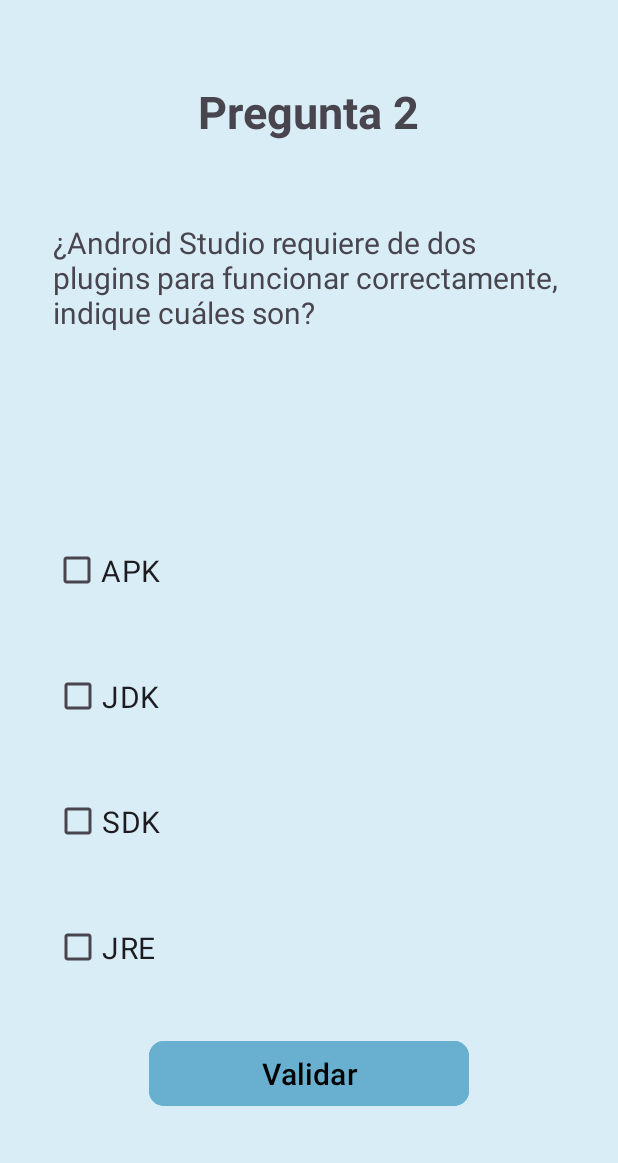
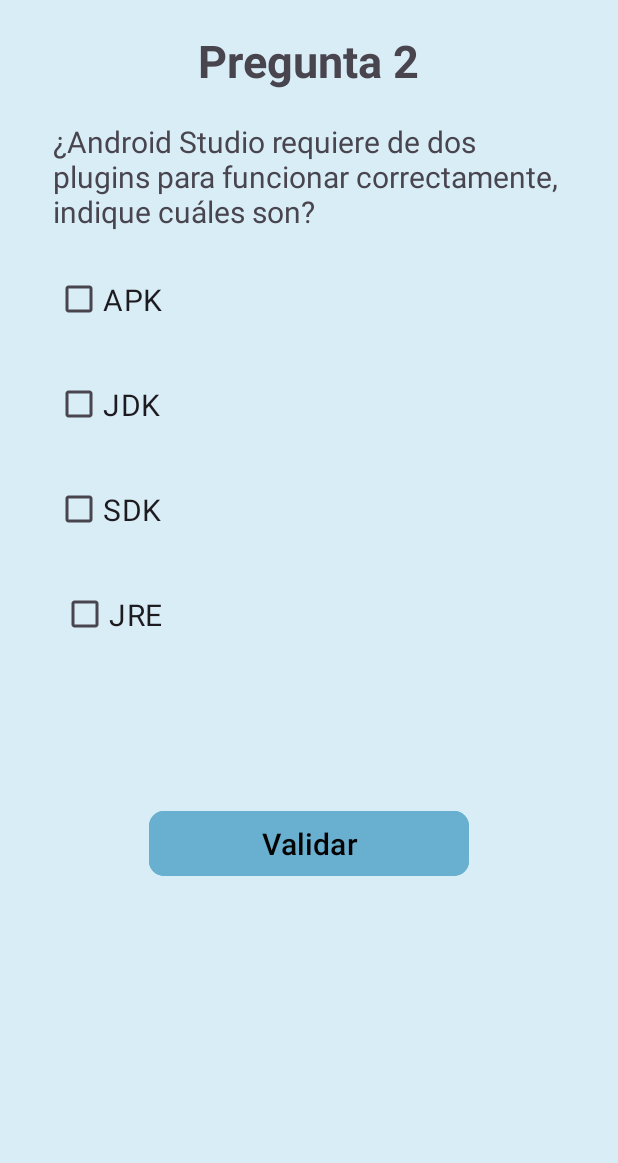
Before and after one commit to luispipe/QuizzAPP, an Android app: the QuestionTwoMultipleActivity screen opened directly, with no data from a screen before it, on a phone screen of 412 x 824 dp, the part 73-1236 px from its top. Run offline under Robolectric (Android 15) with nearby library versions, the phone set to English and light mode, and no system bars.

```diff
--- a/app/src/main/java/com/example/quizzapp/QuestionOneMultipleActivity.java
+++ b/app/src/main/java/com/example/quizzapp/QuestionOneMultipleActivity.java
@@ -3,6 +3,7 @@ package com.example.quizzapp;
 import androidx.appcompat.app.AppCompatActivity;
 
 import android.content.Intent;
+import android.graphics.Color;
 import android.os.Bundle;
 import android.view.View;
 import android.widget.Button;
@@ -42,6 +43,9 @@ public class QuestionOneMultipleActivity extends AppCompatActivity {
                     Toast.makeText(getApplicationContext(),
                             "La respuesta es correcta",Toast.LENGTH_LONG).show();
                 }else{
+                    option2.setBackgroundColor(Color.GREEN);
+                    option4.setBackgroundColor(Color.GREEN);
+
                     Toast.makeText(getApplicationContext(),
                             "La respuesta es incorrecta",Toast.LENGTH_LONG).show();
                 }
--- a/app/src/main/java/com/example/quizzapp/QuestionThreeMultipleActivity.java
+++ b/app/src/main/java/com/example/quizzapp/QuestionThreeMultipleActivity.java
@@ -2,6 +2,7 @@ package com.example.quizzapp;
 
 import androidx.appcompat.app.AppCompatActivity;
 
+import android.graphics.Color;
 import android.os.Bundle;
 import android.view.View;
 import android.widget.Button;
@@ -38,6 +39,9 @@ public class QuestionThreeMultipleActivity extends AppCompatActivity {
                 option3.isChecked() && option4.isChecked()){
                     Toast.makeText(getApplicationContext(),"Respuesta Correcta",Toast.LENGTH_LONG).show();
                 }else{
+                    option1.setBackgroundColor(Color.GREEN);
+                    option3.setBackgroundColor(Color.GREEN);
+                    option4.setBackgroundColor(Color.GREEN);
                     Toast.makeText(getApplicationContext(),"Respuesta Incorrecta",Toast.LENGTH_LONG).show();
                 }
             }
--- a/app/src/main/java/com/example/quizzapp/QuestionTwoMultipleActivity.java
+++ b/app/src/main/java/com/example/quizzapp/QuestionTwoMultipleActivity.java
@@ -3,6 +3,7 @@ package com.example.quizzapp;
 import androidx.appcompat.app.AppCompatActivity;
 
 import android.content.Intent;
+import android.graphics.Color;
 import android.os.Bundle;
 import android.view.View;
 import android.widget.Button;
@@ -32,6 +33,9 @@ public class QuestionTwoMultipleActivity extends AppCompatActivity {
                 && !option1.isChecked() && !option4.isChecked()){
                     Toast.makeText(getApplicationContext(),"Respuesta Correcta",Toast.LENGTH_LONG).show();
                 }else {
+                    option2.setBackgroundColor(Color.GREEN);
+                    option3.setBackgroundColor(Color.GREEN);
+
                     Toast.makeText(getApplicationContext(),"Respuesta Incorrecta",Toast.LENGTH_LONG).show();
                 }
 
--- a/app/src/main/res/layout/activity_main.xml
+++ b/app/src/main/res/layout/activity_main.xml
@@ -26,7 +26,7 @@
             android:layout_width="wrap_content"
             android:layout_height="wrap_content"
             android:layout_gravity="center"
-            android:layout_marginTop="150dp"
+            android:layout_marginTop="180dp"
             android:text="Opción Única"
             android:textColor="#1B1C22"
             android:textSize="24sp"
@@ -38,7 +38,7 @@
             android:layout_width="wrap_content"
             android:layout_height="wrap_content"
             android:layout_gravity="center|center_vertical"
-            android:layout_marginTop="80dp"
+            android:layout_marginTop="100dp"
             android:text="Opción Múltiple"
             android:textColor="#1B1C22"
             android:textSize="24sp"
--- a/app/src/main/res/layout/activity_question_one_multiple.xml
+++ b/app/src/main/res/layout/activity_question_one_multiple.xml
@@ -45,7 +45,7 @@
     <TextView
         android:id="@+id/textView3"
         android:layout_width="340dp"
-        android:layout_height="145dp"
+        android:layout_height="wrap_content"
         android:text="¿Cuales son los dos lenguajes de programación que Android Studio permiten para  el desarrollo de aplicaciones moviles para Sistema Operativo Android?"
         android:textSize="20sp"
         app:layout_constraintBottom_toTopOf="@+id/checkBox"
--- a/app/src/main/res/layout/activity_question_two_multiple.xml
+++ b/app/src/main/res/layout/activity_question_two_multiple.xml
@@ -35,37 +35,32 @@
         android:textAlignment="center"
         android:textSize="30sp"
         android:textStyle="bold"
-        app:layout_constraintBottom_toTopOf="@+id/textViewQuestionTwo"
         app:layout_constraintEnd_toEndOf="parent"
         app:layout_constraintHorizontal_bias="0.496"
         app:layout_constraintStart_toStartOf="parent"
-        app:layout_constraintTop_toBottomOf="@+id/textView"
-        app:layout_constraintVertical_bias="0.063" />
+        app:layout_constraintTop_toBottomOf="@+id/textView" />
 
     <TextView
         android:id="@+id/textViewQuestionTwo"
         android:layout_width="340dp"
-        android:layout_height="145dp"
+        android:layout_height="wrap_content"
         android:layout_marginTop="20dp"
         android:text="¿Android Studio requiere de dos plugins para funcionar correctamente, indique cuáles son?"
         android:textSize="20sp"
-        app:layout_constraintBottom_toTopOf="@+id/checkBoxQ2Op1"
         app:layout_constraintEnd_toEndOf="parent"
         app:layout_constraintHorizontal_bias="0.492"
         app:layout_constraintStart_toStartOf="parent"
-        app:layout_constraintTop_toBottomOf="@+id/textViewQuestion2"
-        app:layout_constraintVertical_bias="0.081" />
+        app:layout_constraintTop_toBottomOf="@+id/textViewQuestion2" />
 
     <CheckBox
         android:id="@+id/checkBoxQ2Op1"
         android:layout_width="340dp"
         android:layout_height="50dp"
-        android:layout_marginTop="28dp"
+        android:layout_marginTop="20dp"
         android:text="APK"
         android:textSize="20sp"
-        app:layout_constraintBottom_toTopOf="@+id/checkBoxQ2Op2"
         app:layout_constraintEnd_toEndOf="parent"
-        app:layout_constraintHorizontal_bias="0.493"
+        app:layout_constraintHorizontal_bias="0.507"
         app:layout_constraintStart_toStartOf="parent"
         app:layout_constraintTop_toBottomOf="@+id/textViewQuestionTwo" />
 
@@ -73,11 +68,11 @@
         android:id="@+id/checkBoxQ2Op2"
         android:layout_width="340dp"
         android:layout_height="50dp"
+        android:layout_marginTop="20dp"
         android:text="JDK"
         android:textSize="20sp"
-        app:layout_constraintBottom_toTopOf="@+id/checkBoxQ2Op3"
         app:layout_constraintEnd_toEndOf="parent"
-        app:layout_constraintHorizontal_bias="0.5"
+        app:layout_constraintHorizontal_bias="0.507"
         app:layout_constraintStart_toStartOf="parent"
         app:layout_constraintTop_toBottomOf="@+id/checkBoxQ2Op1" />
 
@@ -85,11 +80,11 @@
         android:id="@+id/checkBoxQ2Op3"
         android:layout_width="340dp"
         android:layout_height="50dp"
+        android:layout_marginTop="20dp"
         android:text="SDK"
         android:textSize="20sp"
-        app:layout_constraintBottom_toTopOf="@+id/checkBoxQ2Op4"
         app:layout_constraintEnd_toEndOf="parent"
-        app:layout_constraintHorizontal_bias="0.5"
+        app:layout_constraintHorizontal_bias="0.507"
         app:layout_constraintStart_toStartOf="parent"
         app:layout_constraintTop_toBottomOf="@+id/checkBoxQ2Op2" />
 
@@ -97,11 +92,11 @@
         android:id="@+id/checkBoxQ2Op4"
         android:layout_width="340dp"
         android:layout_height="50dp"
+        android:layout_marginTop="20dp"
         android:text="JRE"
         android:textSize="20sp"
-        app:layout_constraintBottom_toTopOf="@+id/buttonQ2Next"
         app:layout_constraintEnd_toEndOf="parent"
-        app:layout_constraintHorizontal_bias="0.5"
+        app:layout_constraintHorizontal_bias="0.563"
         app:layout_constraintStart_toStartOf="parent"
         app:layout_constraintTop_toBottomOf="@+id/checkBoxQ2Op3" />
 
@@ -116,8 +111,8 @@
         app:cornerRadius="10dp"
         app:layout_constraintBottom_toBottomOf="parent"
         app:layout_constraintEnd_toEndOf="parent"
-        app:layout_constraintHorizontal_bias="0.5"
         app:layout_constraintStart_toStartOf="parent"
-        app:layout_constraintTop_toBottomOf="@+id/checkBoxQ2Op4" />
+        app:layout_constraintTop_toBottomOf="@+id/checkBoxQ2Op4"
+        app:layout_constraintVertical_bias="0.352" />
 
 </androidx.constraintlayout.widget.ConstraintLayout>
```
Also changed, not shown: app/src/main/java/com/example/quizzapp/MainActivity.java (+10 -0 lines), app/src/main/java/com/example/quizzapp/QuestionOneUniqueActivity.java (+70 -0 lines), app/src/main/res/layout/activity_question_three_multiple.xml (+2 -9 lines), app/src/main/res/layout/activity_question_two_unique.xml (+4 -4 lines).
